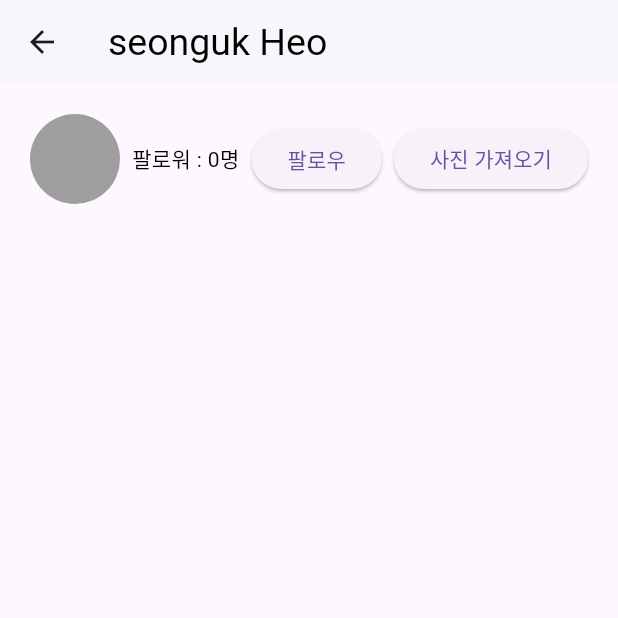
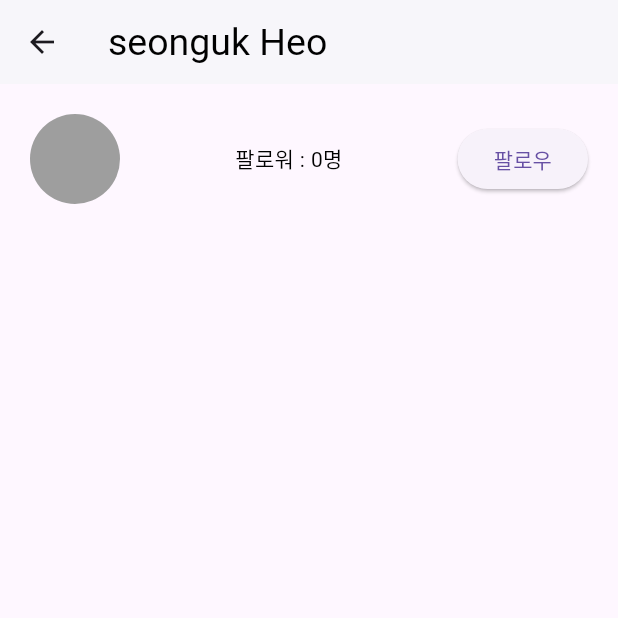
Before and after one commit to seongukHEO/FlutterInstagram, a Flutter app: the Profile screen opened directly, on a phone screen of 412 x 824 dp, the top half of it. Run offline on Flutter 3.47's test engine with Material 3 defaults, Android fonts, the light colour scheme and no system bars; our stand-ins replace image_picker, shared_preferences; accounts and stored records are empty; network calls fail.

Commit message:
feat : 14차 강의

```diff
--- a/lib/profile.dart
+++ b/lib/profile.dart
@@ -13,7 +13,30 @@ class Profile extends StatelessWidget {
       appBar: AppBar(
         title: Text(context.watch<Store1>().name),
       ),
-      body: Container(
+      body: CustomScrollView(
+        slivers: [
+          SliverToBoxAdapter(
+            child: ProfileHeader(),
+          ),
+          SliverGrid(
+              delegate: SliverChildBuilderDelegate(
+                  (c, i) => Image.network(context.watch<Store1>().profileImg[i]),
+                childCount: context.watch<Store1>().profileImg.length
+              ),
+              gridDelegate: SliverGridDelegateWithFixedCrossAxisCount(crossAxisCount: 2)
+          )
+        ],
+      )
+    );
+  }
+}
+
+class ProfileHeader extends StatelessWidget {
+  const ProfileHeader({super.key});
+
+  @override
+  Widget build(BuildContext context) {
+    return Container(
       padding: EdgeInsets.all(20),
       child: Row(
         mainAxisAlignment: MainAxisAlignment.spaceBetween,
@@ -29,15 +52,8 @@ class Profile extends StatelessWidget {
               },
               child: Text('팔로우')
           ),
-            ElevatedButton(
-                onPressed: (){
-                  context.read<Store1>().getData();
-                },
-                child: Text('사진 가져오기')
-            )
         ],
       ),
-      )
     );
   }
 }
```
Lines whose indentation alone changed are shown as unchanged.
